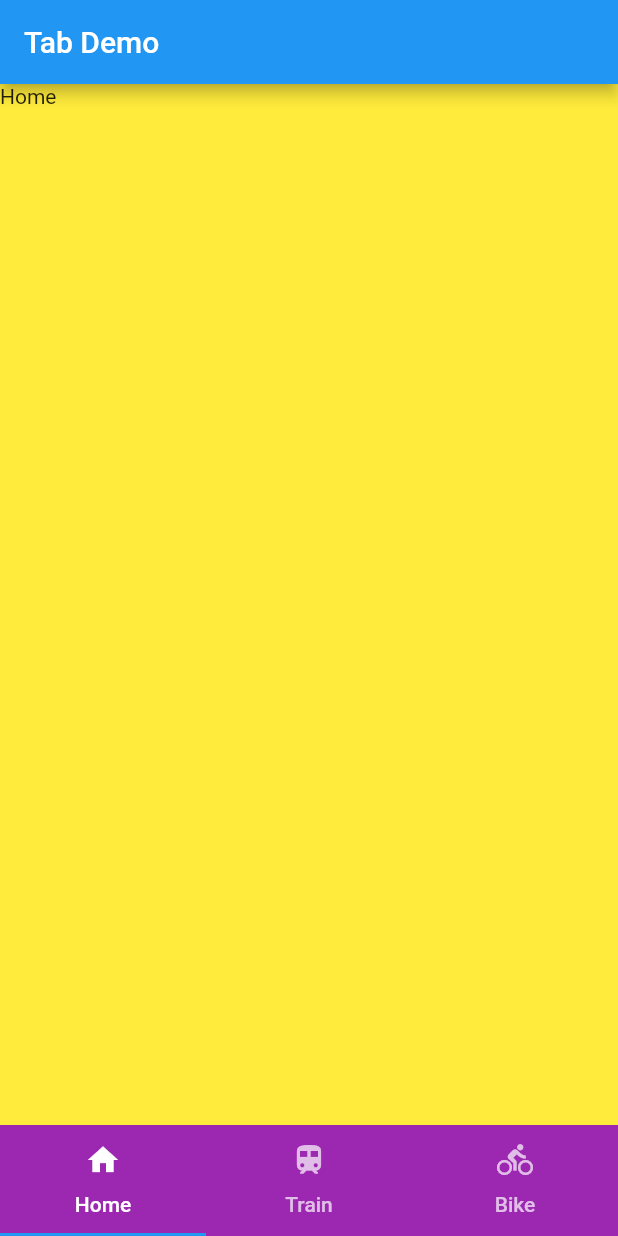
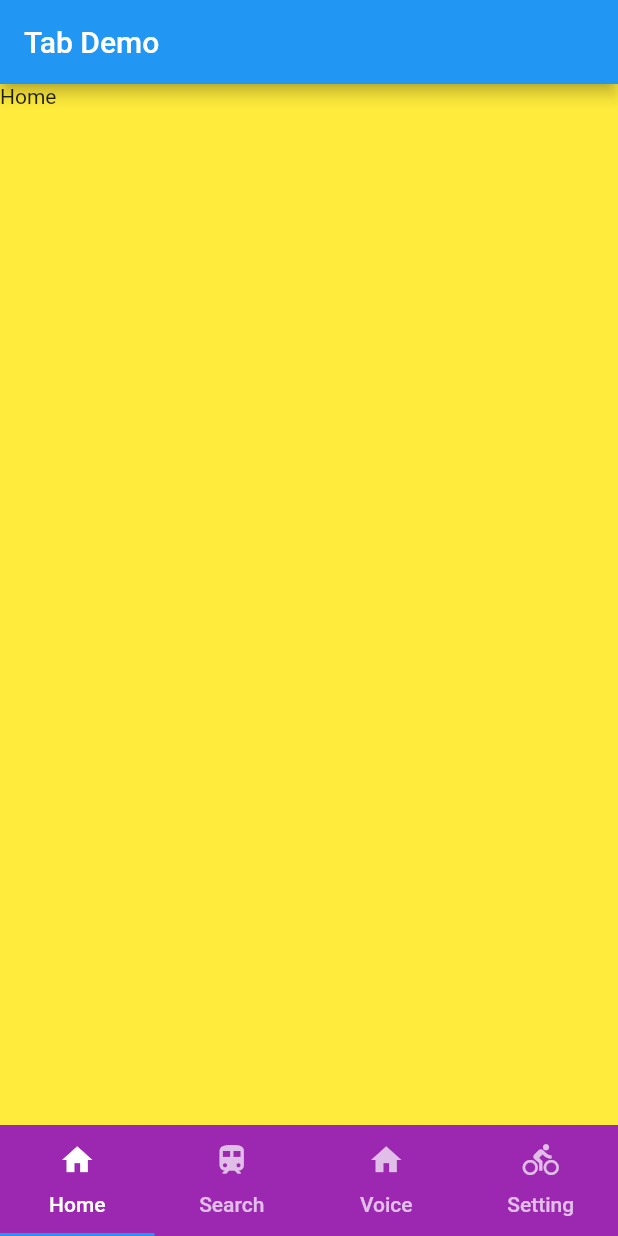
Before and after one commit to mukuro557/miniprojectmobile, a Flutter app: the screen it shows after launch, on a phone screen of 412 x 824 dp. Run offline on Flutter 3.47's test engine with Material 2 defaults, Android fonts, the light colour scheme and no system bars.

Commit message:
เพิ่มหน้า

```diff
--- a/miniprojectdic/lib/mainpage.dart
+++ b/miniprojectdic/lib/mainpage.dart
@@ -10,7 +10,7 @@ class _MainpagedictionaryState extends State<Mainpagedictionary> {
   @override
   Widget build(BuildContext context) {
     return DefaultTabController(
-      length: 3,
+      length: 4,
       child: Scaffold(
         appBar: AppBar(
           title: Text('Tab Demo'),
@@ -25,11 +25,14 @@ class _MainpagedictionaryState extends State<Mainpagedictionary> {
               ),
               Tab(
                 icon: Icon(Icons.train),
-                text: 'Train',
+                text: 'Search',
+              ),Tab(
+                icon: Icon(Icons.home),
+                text: 'Voice',
               ),
               Tab(
                 icon: Icon(Icons.directions_bike),
-                text: 'Bike',
+                text: 'Setting',
               ),
             ],
           ),
@@ -46,6 +49,9 @@ class _MainpagedictionaryState extends State<Mainpagedictionary> {
           Container(
             child: Text('Bike'),
             color: Colors.orange,
+          ), Container(
+            child: Text('Home'),
+            color: Colors.yellow,
           ),
         ]),
       ),
```
Also changed, not shown: miniprojectdic/lib/game.dart (added), miniprojectdic/lib/home.dart (added), miniprojectdic/lib/search.dart (added), miniprojectdic/lib/voice.dart (added).
